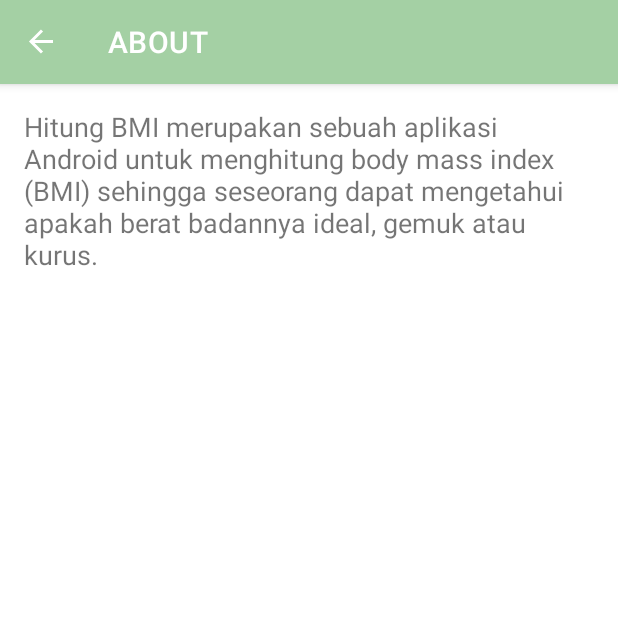
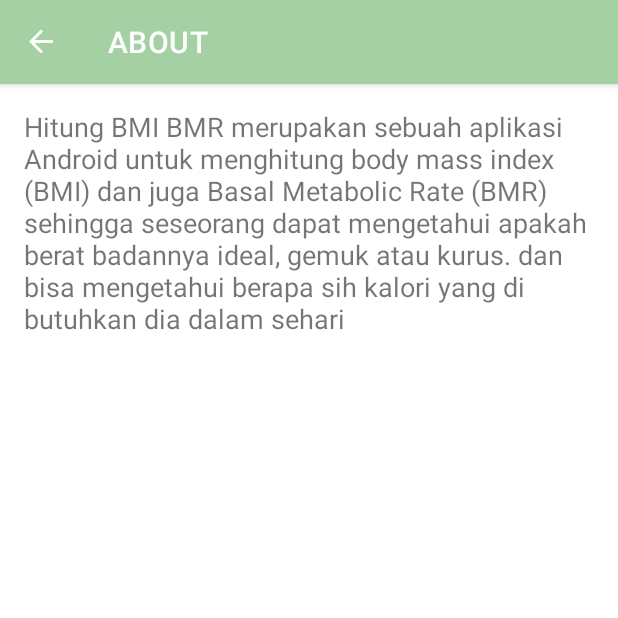
Before and after one commit to FadlyRamdhani23/Asesment-MOBPRO, an Android app: the screen it shows after launch (MainActivity), in the options menu, after a tap on "Tentang Aplikasi", on a phone screen of 412 x 824 dp, the top half of it. Run offline under Robolectric (Android 15) with nearby library versions, the phone set to English and light mode, and no system bars; our stand-ins replace Room's generated code, navigation-ui; Roboto replaces fonts that are not available here.

Commit message:
100 % aman

```diff
--- a/app/src/main/java/org/d3if3127/assesement02/MainActivity.kt
+++ b/app/src/main/java/org/d3if3127/assesement02/MainActivity.kt
@@ -1,7 +1,5 @@
 package org.d3if3127.assesement02
 
-
-import android.content.Intent
 import androidx.appcompat.app.AppCompatActivity
 import android.os.Bundle
 import androidx.navigation.NavController
--- a/app/src/main/java/org/d3if3127/assesement02/db/DataDao.kt
+++ b/app/src/main/java/org/d3if3127/assesement02/db/DataDao.kt
@@ -10,6 +10,9 @@ interface DataDao {
     @Insert
     fun insert(data: DataEntity)
 
+    //masih perlu di pelajari
+//    @Query("DELETE FROM data WHERE id= :id")
+//    fun deleteSingleData(id: Int)
     @Query("DELETE FROM data")
     fun clearData()
     @Query("SELECT * FROM data ORDER BY id DESC")
--- a/app/src/main/java/org/d3if3127/assesement02/ui/SaranBmrFragment.kt
+++ b/app/src/main/java/org/d3if3127/assesement02/ui/SaranBmrFragment.kt
@@ -5,14 +5,11 @@ import android.view.LayoutInflater
 import android.view.View
 import android.view.ViewGroup
 import androidx.fragment.app.Fragment
-import androidx.navigation.fragment.navArgs
 import org.d3if3127.assesment02.R
-import org.d3if3127.assesment02.databinding.FragmentSaranBinding
 import org.d3if3127.assesment02.databinding.FragmentSaranbmrBinding
 
 class SaranBmrFragment : Fragment() {
 
-    private val args: SaranFragmentArgs by navArgs()
     private lateinit var binding: FragmentSaranbmrBinding
     override fun onCreateView(inflater: LayoutInflater, container: ViewGroup?,
                               savedInstanceState: Bundle?): View {
--- a/app/src/main/java/org/d3if3127/assesement02/ui/histori/HistoriAdapter.kt
+++ b/app/src/main/java/org/d3if3127/assesement02/ui/histori/HistoriAdapter.kt
@@ -65,9 +65,11 @@ class HistoriAdapter :
             circleBg.setColor(ContextCompat.getColor(root.context, colorRes))
             tanggalTextView.text = dateFormatter.format(Date(item.tanggal))
 
+
             if(item.pilihan.equals("BMR")){
                 bmiTextView.text = root.context.getString(R.string.hasil_x1,
-                    hasilBmr.perbedaan, hasilBmr.hasilProtein)
+                    hasilBmr.perbedaan)
+
             }else{
                 bmiTextView.text = root.context.getString(R.string.hasil_x,
                     hasilBmi.bmi, hasilBmi.kategori.toString())
--- a/app/src/main/java/org/d3if3127/assesement02/ui/histori/HistoriFragment.kt
+++ b/app/src/main/java/org/d3if3127/assesement02/ui/histori/HistoriFragment.kt
@@ -1,18 +1,15 @@
 package org.d3if3127.assesement02.ui.histori
 
 import android.os.Bundle
-import android.util.Log
 import android.view.*
-import androidx.core.content.ContextCompat
 import androidx.fragment.app.Fragment
 import androidx.lifecycle.ViewModelProvider
-import androidx.navigation.fragment.findNavController
 import androidx.recyclerview.widget.DividerItemDecoration
-import androidx.recyclerview.widget.GridLayoutManager
-import androidx.recyclerview.widget.LinearLayoutManager
 import androidx.recyclerview.widget.RecyclerView
 import com.google.android.material.dialog.MaterialAlertDialogBuilder
 import org.d3if3127.assesement02.db.DataDb
+import org.d3if3127.assesement02.ui.viewmodel.HistoriViewModel
+import org.d3if3127.assesement02.ui.viewmodel.HistoriViewModelFactory
 import org.d3if3127.assesment02.R
 import org.d3if3127.assesment02.databinding.FragmentHistoriBinding
 
@@ -27,27 +24,12 @@ class HistoriFragment : Fragment() {
     }
     private lateinit var binding: FragmentHistoriBinding
     private lateinit var myAdapter: HistoriAdapter
-    private var isLinearLayout = true
+
     override fun onCreateOptionsMenu(menu: Menu, inflater: MenuInflater) {
         super.onCreateOptionsMenu(menu, inflater)
         inflater.inflate(R.menu.histori_menu, menu)
-//        val menuItem = menu.findItem(R.id.action_switch_layout)
-//        setIcon(menuItem)
+
     }
-
-//    private fun setLayout() {
-//        binding.recyclerView.layoutManager = if (isLinearLayout)
-//            LinearLayoutManager(context)
-//        else
-//            GridLayoutManager(context, 2)
-//    }
-//    private fun setIcon(menuItem: MenuItem) {
-//        val iconId = if (isLinearLayout)
-//            R.drawable.baseline_grid_view_24
-//        else
-//            R.drawable.baseline_view_list_24
-//        menuItem.icon = ContextCompat.getDrawable(requireContext(), iconId)
-//    }
     private fun hapusData() {
         MaterialAlertDialogBuilder(requireContext())
             .setMessage(R.string.konfirmasi_hapus)
@@ -59,18 +41,26 @@ class HistoriFragment : Fragment() {
             }
             .show()
     }
+
+    // fun delete data by id masih belum berjalan untuk kedepannya
+//    private fun deleteDataById(id: Long) {
+//        MaterialAlertDialogBuilder(requireContext())
+//            .setMessage(R.string.konfirmasi_hapus)
+//            .setPositiveButton(getString(R.string.hapus)) { _, _ ->
+//                viewModel.deleteDataById(id)
+//            }
+//            .setNegativeButton(getString(R.string.batal)) { dialog, _ ->
+//                dialog.cancel()
+//            }
+//            .show()
+//    }
     override fun onOptionsItemSelected(item: MenuItem): Boolean {
         when(item.itemId) {
             R.id.menu_hapus -> {
                 hapusData()
                 return true
             }
-//            R.id.action_switch_layout -> {
-//                isLinearLayout = !isLinearLayout
-//                setLayout()
-//                setIcon(item)
-//                return true
-//            }
+
         }
 
         return super.onOptionsItemSelected(item)
@@ -93,6 +83,7 @@ class HistoriFragment : Fragment() {
                 View.VISIBLE else View.GONE
             myAdapter.submitList(it)
         })
+
     }
 
 }
--- a/app/src/main/java/org/d3if3127/assesement02/ui/hitung/HitungBmrFragment.kt
+++ b/app/src/main/java/org/d3if3127/assesement02/ui/hitung/HitungBmrFragment.kt
@@ -12,6 +12,8 @@ import androidx.navigation.findNavController
 import androidx.navigation.fragment.findNavController
 import org.d3if3127.assesement02.db.DataDb
 import org.d3if3127.assesement02.model.HasilBmr
+import org.d3if3127.assesement02.ui.viewmodel.HitungViewModel
+import org.d3if3127.assesement02.ui.viewmodel.HitungViewModelFactory
 import org.d3if3127.assesment02.R
 import org.d3if3127.assesment02.databinding.FragmentHitungbmrBinding
 
--- a/app/src/main/java/org/d3if3127/assesement02/ui/hitung/HitungFragment.kt
+++ b/app/src/main/java/org/d3if3127/assesement02/ui/hitung/HitungFragment.kt
@@ -11,6 +11,8 @@ import androidx.navigation.fragment.findNavController
 import org.d3if3127.assesement02.db.DataDb
 import org.d3if3127.assesement02.model.HasilBmi
 import org.d3if3127.assesement02.model.KategoriBmi
+import org.d3if3127.assesement02.ui.viewmodel.HitungViewModel
+import org.d3if3127.assesement02.ui.viewmodel.HitungViewModelFactory
 import org.d3if3127.assesment02.R
 import org.d3if3127.assesment02.databinding.FragmentHitungBinding
 
--- a/app/src/main/java/org/d3if3127/assesement02/ui/histori/HistoriViewModelFactory.kt
+++ b/app/src/main/java/org/d3if3127/assesement02/ui/viewmodel/HistoriViewModelFactory.kt
@@ -1,4 +1,4 @@
-package org.d3if3127.assesement02.ui.histori
+package org.d3if3127.assesement02.ui.viewmodel
 
 import androidx.lifecycle.ViewModel
 import androidx.lifecycle.ViewModelProvider
--- a/app/src/main/java/org/d3if3127/assesement02/ui/hitung/HitungViewModel.kt
+++ b/app/src/main/java/org/d3if3127/assesement02/ui/viewmodel/HitungViewModel.kt
@@ -1,4 +1,4 @@
-package org.d3if3127.assesement02.ui.hitung
+package org.d3if3127.assesement02.ui.viewmodel
 
 import androidx.lifecycle.LiveData
 import androidx.lifecycle.MutableLiveData
--- a/app/src/main/java/org/d3if3127/assesement02/ui/hitung/HitungViewModelFactory.kt
+++ b/app/src/main/java/org/d3if3127/assesement02/ui/viewmodel/HitungViewModelFactory.kt
@@ -1,4 +1,4 @@
-package org.d3if3127.assesement02.ui.hitung
+package org.d3if3127.assesement02.ui.viewmodel
 
 import androidx.lifecycle.ViewModel
 import androidx.lifecycle.ViewModelProvider
--- /dev/null
+++ b/app/src/main/res/drawable/delete_24.xml
@@ -0,0 +1,5 @@
+<vector android:height="24dp" android:tint="#242424"
+    android:viewportHeight="24" android:viewportWidth="24"
+    android:width="24dp" xmlns:android="http://schemas.android.com/apk/res/android">
+    <path android:fillColor="@android:color/white" android:pathData="M6,19c0,1.1 0.9,2 2,2h8c1.1,0 2,-0.9 2,-2V7H6v12zM19,4h-3.5l-1,-1h-5l-1,1H5v2h14V4z"/>
+</vector>
--- a/app/src/main/res/layout/fragment_saranbmr.xml
+++ b/app/src/main/res/layout/fragment_saranbmr.xml
@@ -6,7 +6,7 @@
     android:layout_height="match_parent"
     android:layout_margin="16dp"
     android:orientation="vertical"
-    android:background="#617A55"
+
     android:weightSum="2">
 
     <ImageView
@@ -20,7 +20,6 @@
 
 
     <TextView
-        android:textColor="#FFF8D6"
         android:id="@+id/textView"
         android:layout_width="match_parent"
         android:layout_height="wrap_content"
--- a/app/src/main/res/values/strings.xml
+++ b/app/src/main/res/values/strings.xml
@@ -30,9 +30,9 @@ gaya karena itu berbahaya.</string>
 asal tidak lari dari kehidupan.</string>
     <string name="lihat_saran">Lihat Saran</string>
     <string name="tentang_aplikasi">Tentang Aplikasi</string>
-    <string name="copyright">Hitung BMI merupakan sebuah aplikasi Android untuk
-menghitung body mass index (BMI) sehingga seseorang dapat mengetahui apakah
-berat badannya ideal, gemuk atau kurus.</string>
+    <string name="copyright">Hitung BMI BMR merupakan sebuah aplikasi Android untuk
+menghitung body mass index (BMI) dan juga Basal Metabolic Rate (BMR) sehingga seseorang dapat mengetahui apakah
+berat badannya ideal, gemuk atau kurus. dan bisa mengetahui berapa sih kalori yang di butuhkan dia dalam sehari </string>
     ...
     <string name="bagikan">Bagikan</string>
     <string name="bagikan_template">Berat badan: %1$s kg\nTinggi badan: %2$s
@@ -48,7 +48,7 @@ cm\n Umur : %2$s\nJenis kelamin: %3$s\n\n%4$s\n%5$s</string>
     <string name="belum_ada_data">Belum ada data</string>
     <string name="histori">Histori</string>
     <string name="hasil_x">BMI: %1$.2f - %2$s</string>
-    <string name="hasil_x1">BMR: %1$.2f - PROTEIN:  %1$.2f</string>
+    <string name="hasil_x1">BMR: %1$.2f KALORI</string>
     <string name="data_x">BB: %1$.1f - TB: %2$.1f - %3$s</string>
     <string name="data_x1">BB: %1$.1f - TB: %2$.1f \n Umur: %2$.1f </string>
     <string name="hapus_histori">Hapus Histori</string>
```
Also changed, not shown: app/src/main/java/org/d3if3127/assesement02/ui/HomePageFragment.kt (+0 -10 lines), app/src/main/java/org/d3if3127/assesement02/ui/viewmodel/HistoriViewModel.kt (renamed from app/src/main/java/org/d3if3127/assesement02/ui/histori/HistoriViewModel.kt, +10 -1 lines), app/src/main/res/layout/item_histori.xml (+0 -11 lines).
